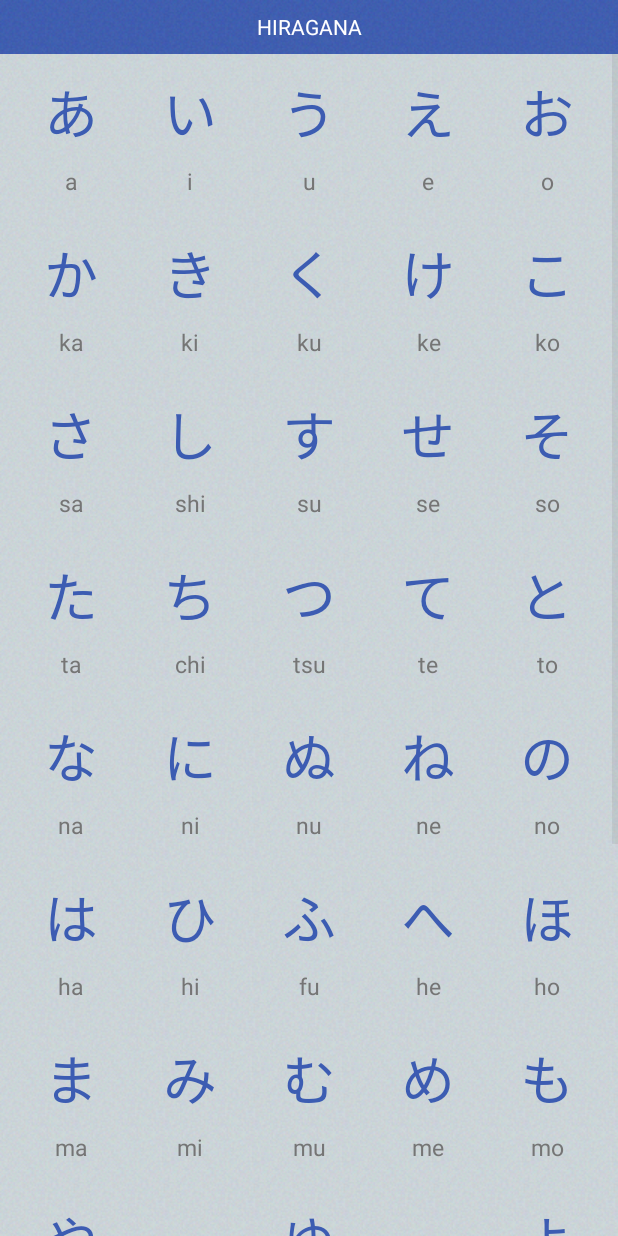
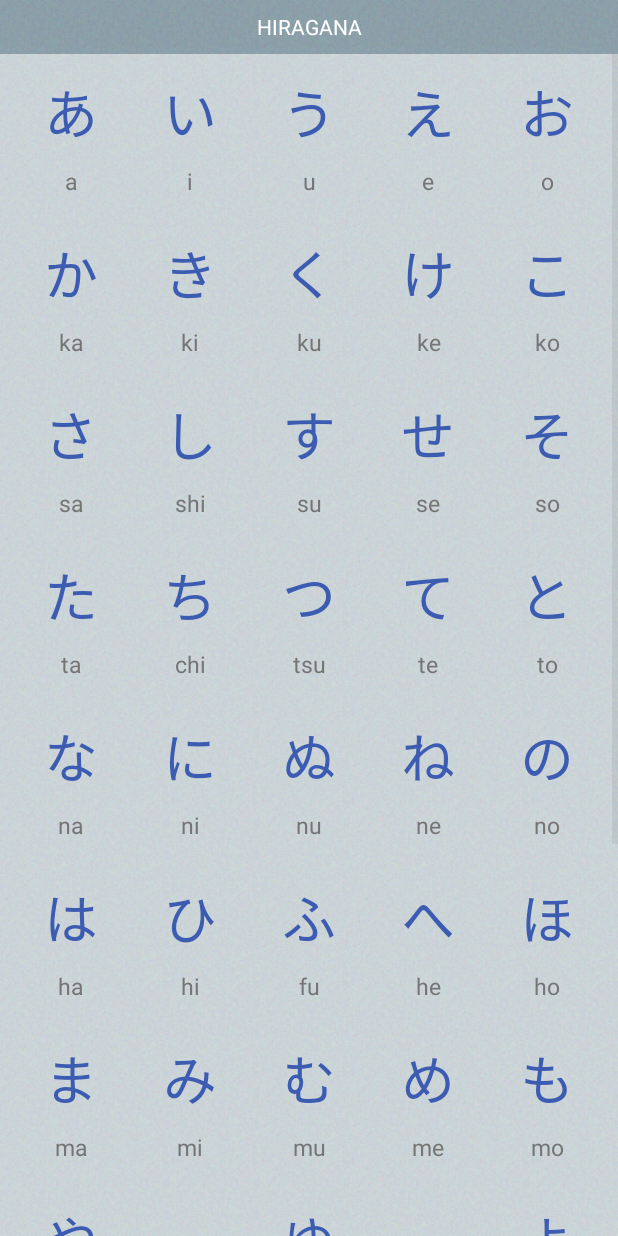
Before and after one commit to dainv1989/ParrotJapanese, an Android app: the HiraActivity screen opened directly, with no data from a screen before it, on a phone screen of 412 x 824 dp. Run offline under Robolectric (Android 15) with nearby library versions, the phone set to English and light mode, and no system bars.

Commit message:
update layout of vocabulary list

```diff
--- /dev/null
+++ b/app/src/main/res/drawable/noise_grey_bkg.xml
@@ -0,0 +1,13 @@
+<?xml version="1.0" encoding="utf-8"?>
+<layer-list xmlns:android="http://schemas.android.com/apk/res/android">
+    <item>
+        <shape android:shape="rectangle">
+            <solid android:color="@color/primary_grey"/>
+        </shape>
+    </item>
+
+    <item>
+        <bitmap android:src="@drawable/noise"
+            android:tileMode="repeat"/>
+    </item>
+</layer-list>
--- a/app/src/main/res/layout/activity_alphabet.xml
+++ b/app/src/main/res/layout/activity_alphabet.xml
@@ -13,7 +13,7 @@
         android:text="hiragana"
         android:textAllCaps="true"
         android:textColor="@android:color/white"
-        android:background="@drawable/noise_blue_bkg"/>
+        android:background="@drawable/noise_grey_bkg"/>
 
     <GridView
         android:layout_width="match_parent"
--- a/app/src/main/res/layout/activity_resource.xml
+++ b/app/src/main/res/layout/activity_resource.xml
@@ -15,7 +15,7 @@
         android:text="@string/res_title"
         android:textAllCaps="true"
         android:textColor="@android:color/white"
-        android:background="@drawable/noise_blue_bkg"/>
+        android:background="@drawable/noise_grey_bkg"/>
 
     <TextView
         android:id="@+id/txtInspiration"
@@ -26,7 +26,7 @@
         android:text="@string/res_end"
         android:textSize="16sp"
         android:textColor="@android:color/white"
-        android:background="@drawable/noise_blue_bkg"/>
+        android:background="@drawable/noise_grey_bkg"/>
 
     <ScrollView
         android:layout_width="match_parent"
--- a/app/src/main/res/layout/activity_strategy.xml
+++ b/app/src/main/res/layout/activity_strategy.xml
@@ -15,7 +15,7 @@
         android:text="@string/st_title"
         android:textAllCaps="true"
         android:textColor="@android:color/white"
-        android:background="@drawable/noise_blue_bkg"/>
+        android:background="@drawable/noise_grey_bkg"/>
 
     <TextView
         android:id="@+id/txtEnjoyment"
@@ -26,7 +26,7 @@
         android:text="@string/st_goodbye"
         android:textSize="16sp"
         android:textColor="@android:color/white"
-        android:background="@drawable/noise_blue_bkg"/>
+        android:background="@drawable/noise_grey_bkg"/>
 
     <ScrollView
         android:layout_width="match_parent"
@@ -51,7 +51,7 @@
                 android:layout_height="wrap_content"
                 android:text="@string/app_desc"
                 android:textColor="@color/primary_text"
-                android:textSize="14sp"/>
+                android:textSize="15sp"/>
 
             <!-- put ListView here make unexpected view
                  size of ListView is fixed and put ListView inside ScrollView is a bad idea in GUI design -->
--- a/app/src/main/res/values/colors.xml
+++ b/app/src/main/res/values/colors.xml
@@ -13,5 +13,6 @@
     <color name="divider">#3c5cb2</color>
 
     <color name="primary_blue">#3c5cb2</color>
+    <color name="primary_grey">#8ca1ab</color>
     <color name="primary_red">#c24e4a</color>
 </resources>
```
Also changed, not shown: app/src/main/java/com/dainv/parrotjapanese/CountingActivity.java (+7 -0 lines), app/src/main/res/layout/activity_vocabulary.xml (+13 -2 lines), app/src/main/res/layout/list_item.xml (+25 -18 lines), app/src/main/res/drawable/parrot_speaking.png, 2 other files.
